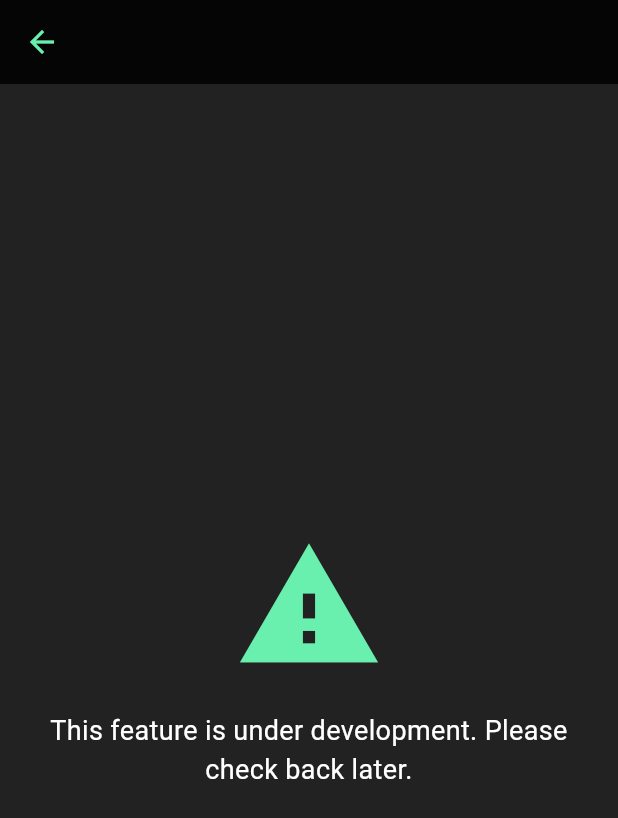
After one commit to Fiubsut/Capp_Music_FE, a Flutter app: the DevelopmentPage screen opened directly, on a phone screen of 412 x 824 dp. The commit adds this screen. Shown: the top 818 px of the screen. Run offline on Flutter 3.47's test engine with Material 3 defaults, Android fonts, the phone set to English and light mode, and no system bars; our stand-ins replace audioplayers, diacritic, dio, file_picker, image_picker, lottie and 3 more; accounts and stored records are empty; network calls fail.

Commit message:
final_update

```diff
--- /dev/null
+++ b/lib/developmentPage.dart
@@ -0,0 +1,40 @@
+import 'package:flutter/material.dart';
+
+class DevelopmentPage extends StatelessWidget {
+
+  // Nhận title từ Navigation để thay đổi tiêu đề
+  const DevelopmentPage({super.key});
+
+  @override
+  Widget build(BuildContext context) {
+    return Scaffold(
+      backgroundColor: Colors.black87,
+      appBar: AppBar(
+        backgroundColor: Colors.black87,
+        leading: IconButton(
+          icon: const Icon(Icons.arrow_back, color: Colors.greenAccent),
+          onPressed: () {
+            Navigator.pop(context);
+          },
+        ),
+      ),
+      body: Center(
+        child: Padding(
+          padding: const EdgeInsets.symmetric(horizontal: 16, vertical: 40),
+          child: Column(
+            mainAxisSize: MainAxisSize.min,
+            children: [
+              const Icon(Icons.warning, color: Colors.greenAccent, size: 100),
+              const SizedBox(height: 20),
+              const Text(
+                'This feature is under development. Please check back later.',
+                style: TextStyle(color: Colors.white, fontSize: 18),
+                textAlign: TextAlign.center,
+              ),
+            ],
+          ),
+        ),
+      ),
+    );
+  }
+}
```
Also changed, not shown: lib/album_page.dart (+8 -2 lines), lib/user_info.dart (+19 -3 lines).
